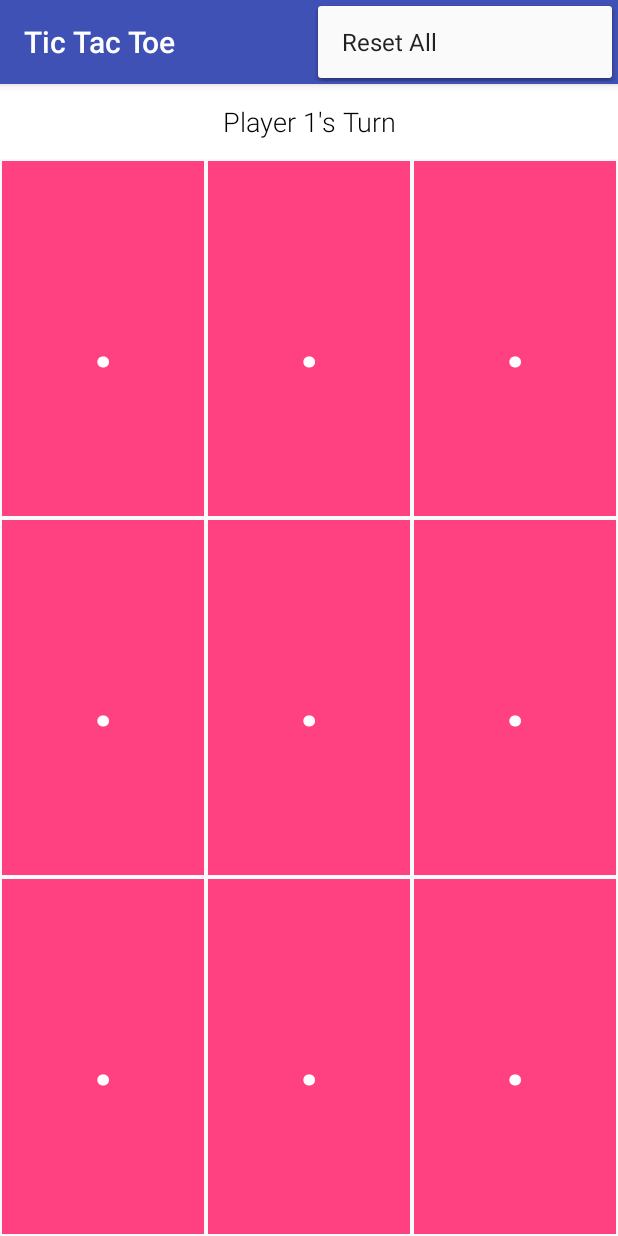
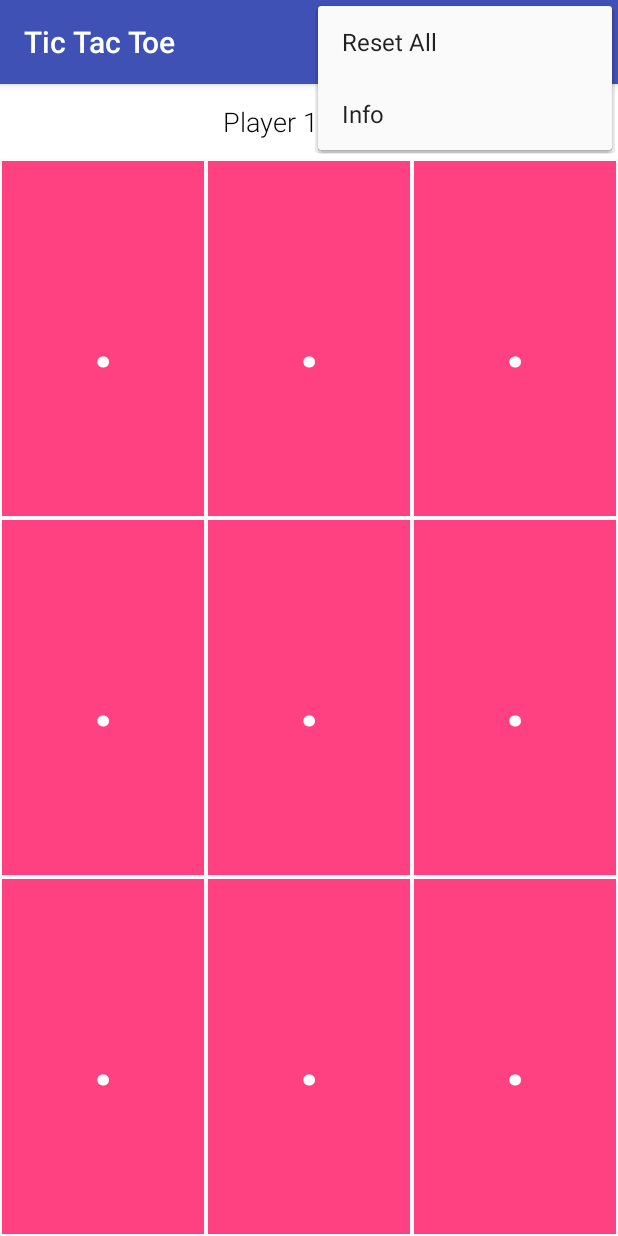
Before and after one commit to SeloSlav/tic-tac-toe, an Android app: the screen it shows after launch (MainActivity), with the options menu open, on a phone screen of 412 x 824 dp. Run offline under Robolectric (Android 15) with nearby library versions, the phone set to English and light mode, and no system bars.

Commit message:
new launcher icon and menu item

```diff
--- a/app/src/main/res/menu/menu_settings.xml
+++ b/app/src/main/res/menu/menu_settings.xml
@@ -3,4 +3,7 @@
     <item
         android:id="@+id/reset"
         android:title="@string/reset_all" />
+    <item
+        android:id="@+id/info"
+        android:title="@string/info" />
 </menu>
--- a/app/src/main/res/values/strings.xml
+++ b/app/src/main/res/values/strings.xml
@@ -4,4 +4,5 @@
     <string name="player_1_turn">Player 1\'s Turn</string>
     <string name="player_2_turn">Player 2\'s Turn</string>
     <string name="reset_all">Reset All</string>
+    <string name="info">Info</string>
 </resources>
```
Also changed, not shown: app/src/main/java/com/martinerlic/tic_tac_toe/activity/MainActivity.java (+7 -0 lines), app/src/main/res/mipmap-hdpi/ic_launcher.png, app/src/main/res/mipmap-mdpi/ic_launcher.png, app/src/main/res/mipmap-xhdpi/ic_launcher.png, app/src/main/res/mipmap-xxhdpi/ic_launcher.png, app/src/main/res/mipmap-xxxhdpi/ic_launcher.png.
